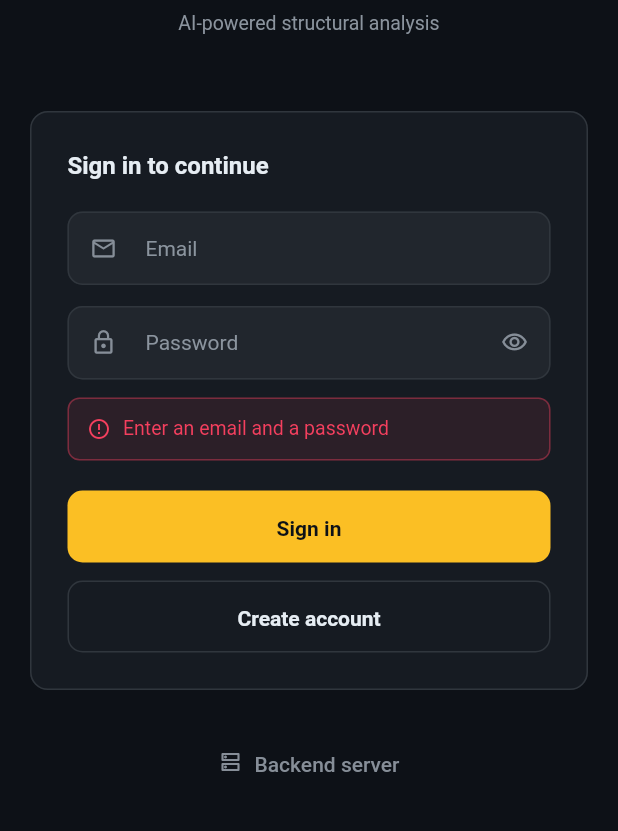
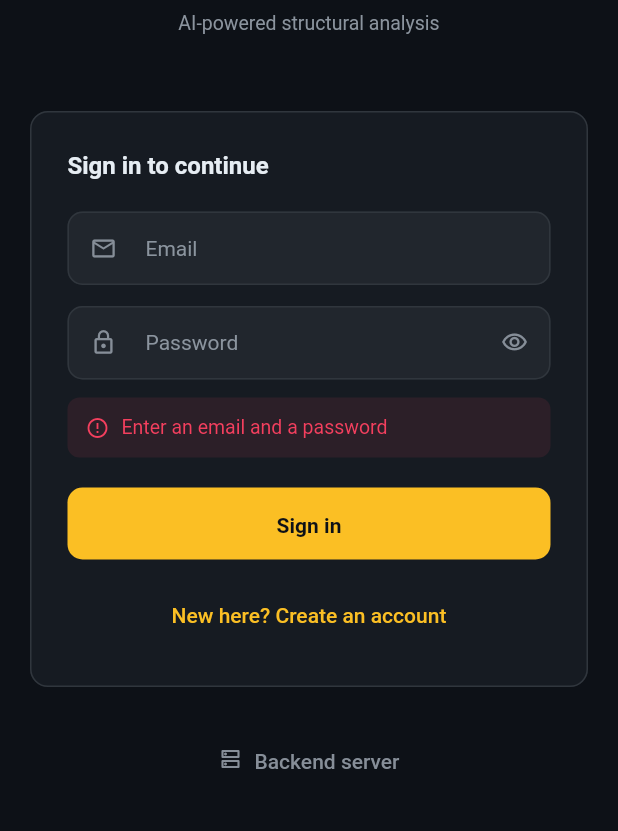
Before and after one commit to LUCIFER032205/StructuralVision, a Flutter app: the screen it shows after launch, after a tap on "Sign in", on a phone screen of 412 x 824 dp, the part 279-1110 px from its top. Run offline on Flutter 3.47's test engine with Material 3 defaults, Android fonts, the phone set to English and light mode, and no system bars; our stand-ins replace camera, file_picker, flutter_riverpod, image_picker, printing, shared_preferences and 1 more; missing offline and left inert: ar_flutter_plugin_2; accounts and stored records are empty.

Commit message:
Login: separate create-account screen
Name, email, password and confirm, checked before Supabase is asked.
The name is stored as full_name in the user's metadata. When email
confirmation is on, sign-in comes back with the email filled in and a
"check your inbox" note. Sign-in and sign-up share the credential checks.

Co-Authored-By: Claude Opus 5.5 <noreply@anthropic.com>

```diff
--- a/project/app/lib/screens/login_screen.dart
+++ b/project/app/lib/screens/login_screen.dart
@@ -3,6 +3,7 @@ import 'package:supabase_flutter/supabase_flutter.dart';
 
 import '../config.dart';
 import '../theme.dart';
+import 'signup_screen.dart';
 
 class LoginScreen extends StatefulWidget {
   const LoginScreen({super.key});
@@ -20,21 +21,9 @@ class _LoginScreenState extends State<LoginScreen> {
   String? _notice;   // non-error feedback, e.g. "confirm your email"
 
   Future<void> _run(Future<void> Function() action) async {
-    // Supabase reads a sign-up with no credentials as an ANONYMOUS sign-in and
-    // answers "Anonymous sign-ins are disabled" — which tells the user nothing
-    // about the empty fields in front of them. Catch it here instead.
-    final email = _email.text.trim();
-    final password = _password.text;
-    if (email.isEmpty || password.isEmpty) {
-      setState(() => _error = 'Enter an email and a password');
-      return;
-    }
-    if (!email.contains('@')) {
-      setState(() => _error = 'That email address looks incomplete');
-      return;
-    }
-    if (password.length < 6) {
-      setState(() => _error = 'Password must be at least 6 characters');
+    final invalid = credentialError(_email.text.trim(), _password.text);
+    if (invalid != null) {
+      setState(() => _error = invalid);
       return;
     }
     setState(() { _busy = true; _error = null; _notice = null; });
@@ -49,17 +38,19 @@ class _LoginScreenState extends State<LoginScreen> {
     }
   }
 
-  /// Sign-up only signs you in when the project has email confirmation off.
-  /// With it on, Supabase returns no session and the screen would just sit
-  /// there, so say what happened.
-  Future<void> _signUp(GoTrueClient auth) => _run(() async {
-        final res = await auth.signUp(
-            email: _email.text.trim(), password: _password.text);
-        if (res.session == null && mounted) {
-          setState(() => _notice =
-              'Account created. Check ${_email.text.trim()} for the confirmation link, then sign in.');
-        }
+  /// SignupScreen pops with the new email only when Supabase wants the
+  /// address confirmed first; a signed-in sign-up swaps home on its own.
+  Future<void> _openSignUp() async {
+    final email = await Navigator.of(context).push<String>(
+        MaterialPageRoute(builder: (_) => const SignupScreen()));
+    if (email != null && mounted) {
+      _email.text = email;
+      setState(() {
+        _error = null;
+        _notice = 'Account created. Check $email for the confirmation link, then sign in.';
       });
+    }
+  }
 
   Future<void> _editServer() async {
     final ctrl = TextEditingController(
@@ -180,56 +171,12 @@ class _LoginScreenState extends State<LoginScreen> {
                       ),
                     ),
                     const SizedBox(height: 8),
-                    if (_error != null) ...[
-                      const SizedBox(height: 4),
-                      Container(
-                        padding: const EdgeInsets.symmetric(
-                            horizontal: 12, vertical: 10),
-                        decoration: BoxDecoration(
-                          color: AppColors.danger.withValues(alpha: 0.1),
-                          borderRadius: BorderRadius.circular(8),
-                          border: Border.all(
-                              color: AppColors.danger.withValues(alpha: 0.4)),
-                        ),
-                        child: Row(
-                          children: [
-                            const Icon(Icons.error_outline,
-                                color: AppColors.danger, size: 16),
-                            const SizedBox(width: 8),
-                            Expanded(
-                              child: Text(_error!,
-                                  style: AppTextStyles.bodySm
-                                      .copyWith(color: AppColors.danger)),
-                            ),
-                          ],
-                        ),
-                      ),
-                    ],
-                    if (_notice != null) ...[
-                      const SizedBox(height: 4),
-                      Container(
-                        padding: const EdgeInsets.symmetric(
-                            horizontal: 12, vertical: 10),
-                        decoration: BoxDecoration(
-                          color: AppColors.accent.withValues(alpha: 0.1),
-                          borderRadius: BorderRadius.circular(8),
-                          border: Border.all(
-                              color: AppColors.accent.withValues(alpha: 0.4)),
-                        ),
-                        child: Row(
-                          children: [
-                            const Icon(Icons.mark_email_unread_outlined,
-                                color: AppColors.accent, size: 16),
-                            const SizedBox(width: 8),
-                            Expanded(
-                              child: Text(_notice!,
-                                  style: AppTextStyles.bodySm
-                                      .copyWith(color: AppColors.accent)),
-                            ),
-                          ],
-                        ),
-                      ),
-                    ],
+                    if (_error != null)
+                      AuthMessage(_error!, color: AppColors.danger,
+                          icon: Icons.error_outline),
+                    if (_notice != null)
+                      AuthMessage(_notice!, color: AppColors.accent,
+                          icon: Icons.mark_email_unread_outlined),
                     const SizedBox(height: 20),
                     FilledButton(
                       onPressed: _busy
@@ -247,11 +194,9 @@ class _LoginScreenState extends State<LoginScreen> {
                           : const Text('Sign in'),
                     ),
                     const SizedBox(height: 12),
-                    OutlinedButton(
-                      onPressed: _busy
-                          ? null
-                          : () => _signUp(auth),
-                      child: const Text('Create account'),
+                    TextButton(
+                      onPressed: _busy ? null : _openSignUp,
+                      child: const Text('New here? Create an account'),
                     ),
                   ],
                 ),
@@ -275,3 +220,40 @@ class _LoginScreenState extends State<LoginScreen> {
     );
   }
 }
+
+/// Supabase reads a sign-up with no credentials as an ANONYMOUS sign-in and
+/// answers "Anonymous sign-ins are disabled", which tells the user nothing about
+/// the empty fields in front of them. Shared by sign-in and sign-up.
+String? credentialError(String email, String password) {
+  if (email.isEmpty || password.isEmpty) return 'Enter an email and a password';
+  if (!email.contains('@')) return 'That email address looks incomplete';
+  if (password.length < 6) return 'Password must be at least 6 characters';
+  return null;
+}
+
+class AuthMessage extends StatelessWidget {
+  const AuthMessage(this.text, {super.key, required this.color, required this.icon});
+
+  final String text;
+  final Color color;
+  final IconData icon;
+
+  @override
+  Widget build(BuildContext context) => Container(
+        margin: const EdgeInsets.only(top: 4),
+        padding: const EdgeInsets.symmetric(horizontal: 12, vertical: 10),
+        decoration: BoxDecoration(
+          color: color.withValues(alpha: 0.1),
+          borderRadius: BorderRadius.circular(8),
+        ),
+        child: Row(
+          children: [
+            Icon(icon, color: color, size: 16),
+            const SizedBox(width: 8),
+            Expanded(
+              child: Text(text, style: AppTextStyles.bodySm.copyWith(color: color)),
+            ),
+          ],
+        ),
+      );
+}
```
Also changed, not shown: project/app/lib/screens/signup_screen.dart (added, +160 -0 lines).
